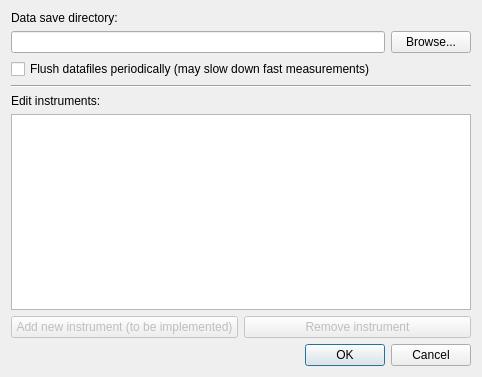
This is res/ui/editInstrumentsDialog.ui in Cardiff-CHFE/InstrumentControl as Qt 5 draws it before an edit. The edited form follows.
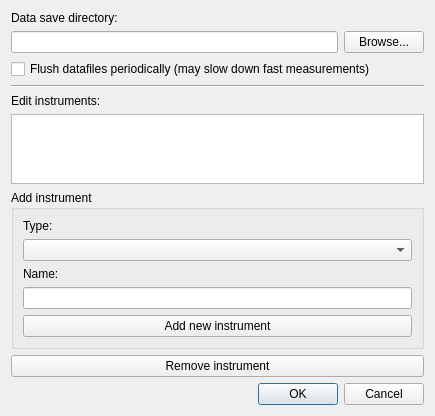
This is the edited form.

Commit message: Reorganise instrument loading

Diff of the .ui file:
```diff
--- a/res/ui/editInstrumentsDialog.ui
+++ b/res/ui/editInstrumentsDialog.ui
@@ -6,8 +6,8 @@
    <rect>
     <x>0</x>
     <y>0</y>
-    <width>482</width>
-    <height>377</height>
+    <width>435</width>
+    <height>402</height>
    </rect>
   </property>
   <property name="windowTitle">
@@ -61,10 +61,6 @@
     </widget>
    </item>
    <item>
-    <layout class="QHBoxLayout" name="horizontalLayout" stretch="0">
-     <item>
-      <layout class="QVBoxLayout" name="verticalLayout_2">
-       <item>
         <widget class="QListWidget" name="instrumentList">
          <property name="toolTip">
           <string>Double click instruments to edit them</string>
@@ -78,24 +74,51 @@
         </widget>
        </item>
        <item>
-        <layout class="QHBoxLayout" name="horizontalLayout_2">
+    <widget class="QGroupBox" name="groupBox">
+     <property name="title">
+      <string>Add instrument</string>
+     </property>
+     <layout class="QVBoxLayout" name="verticalLayout_2">
+      <item>
+       <widget class="QLabel" name="label_3">
+        <property name="text">
+         <string>Type:</string>
+        </property>
+       </widget>
+      </item>
+      <item>
+       <widget class="QComboBox" name="instrumentType"/>
+      </item>
+      <item>
+       <widget class="QLabel" name="label_4">
+        <property name="text">
+         <string>Name:</string>
+        </property>
+       </widget>
+      </item>
+      <item>
+       <widget class="QLineEdit" name="instrumentName"/>
+      </item>
          <item>
           <widget class="QPushButton" name="addInstrument">
            <property name="enabled">
-            <bool>false</bool>
+         <bool>true</bool>
            </property>
            <property name="toolTip">
             <string>Opens a dialog to configure a new instrument</string>
            </property>
            <property name="text">
-            <string>Add new instrument (to be implemented)</string>
-           </property>
+         <string>Add new instrument</string>
+        </property>
+       </widget>
+      </item>
+     </layout>
           </widget>
          </item>
          <item>
           <widget class="QPushButton" name="removeInstrument">
            <property name="enabled">
-            <bool>false</bool>
+      <bool>true</bool>
            </property>
            <property name="toolTip">
             <string>Remove the selected instrument</string>
@@ -104,12 +127,6 @@
             <string>Remove instrument</string>
            </property>
           </widget>
-         </item>
-        </layout>
-       </item>
-      </layout>
-     </item>
-    </layout>
    </item>
    <item>
     <widget class="QDialogButtonBox" name="buttonBox">
```
Lines whose indentation alone changed are shown as unchanged. The commit also changes 5 other files.
